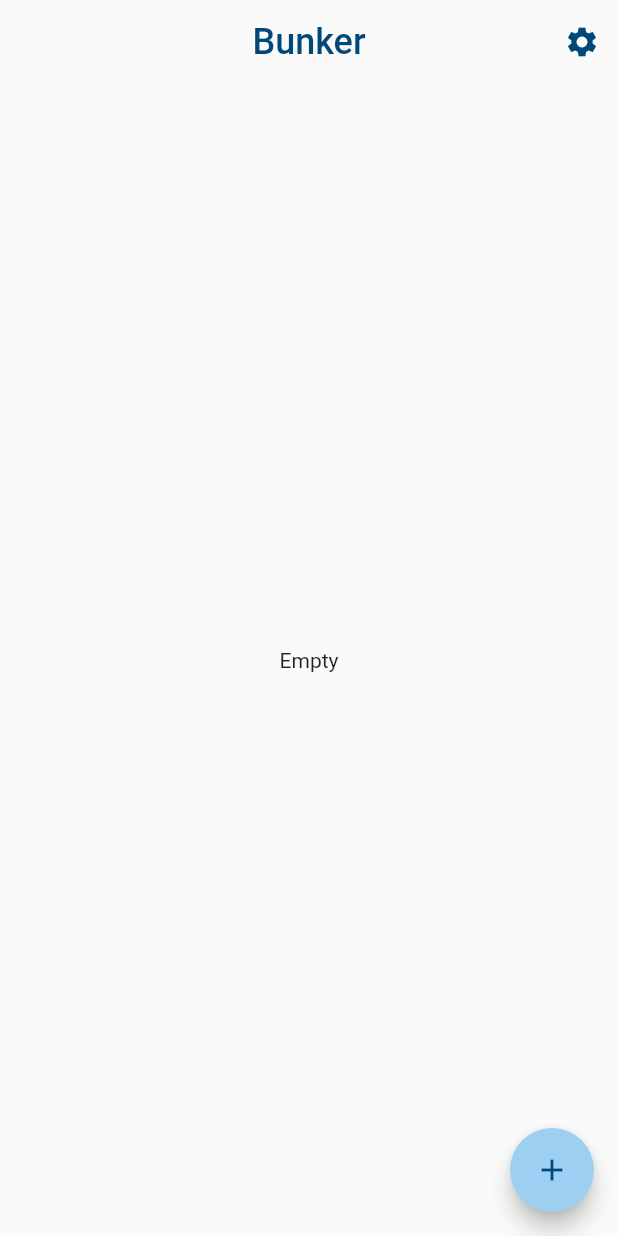
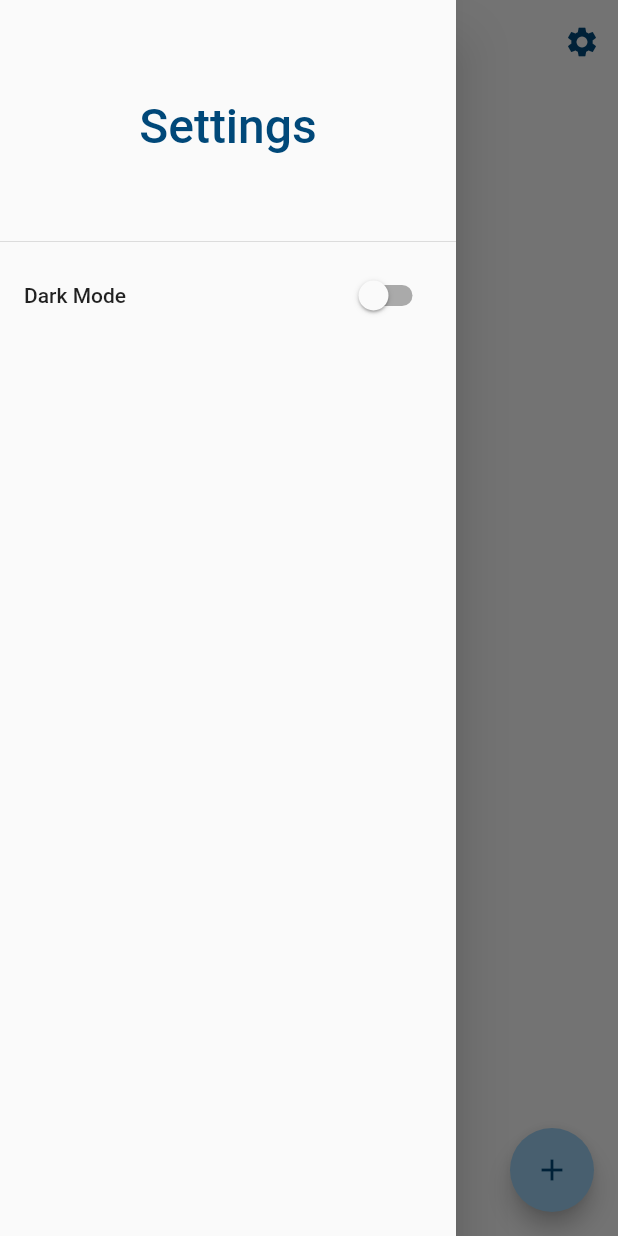
Before and after one commit to vishvaRam/Bunker, a Flutter app: the screen it shows after launch, with the side drawer open (before the commit the screen has no drawer), on a phone screen of 412 x 824 dp. Run offline on Flutter 3.47's test engine with Material 2 defaults, Android fonts, the phone set to English and light mode, and no system bars; our stand-ins replace shared_preferences, sqflite; accounts and stored records are empty.

Commit message:
theme controller

```diff
--- a/lib/Provider/DataBase.dart
+++ b/lib/Provider/DataBase.dart
@@ -71,10 +71,10 @@ class DBHelper {
     }
   }
 
+  // ignore: missing_return
   Future<List<Data>> queryAll() async {
     try{
       Database db = await instance.database;
-
       final List<Map<String,dynamic>> result = await db.query(DBName,orderBy: "id DESC");
       if(result.length != null){
         print("Queried");
--- /dev/null
+++ b/lib/Widgets/Drawer.dart
@@ -0,0 +1,22 @@
+import 'package:flutter/material.dart';
+
+final Color trueText = Color(0xff004879);
+
+Widget drawerView(bool isDark,Function setTheme){
+  return ListView(
+    children: <Widget>[
+      DrawerHeader(
+        child: Center(child: Text("Settings",style: TextStyle(fontSize: 32.0,color: isDark? Colors.white:trueText),)),
+      ),
+      ListTile(
+        title: Text("Dark Mode"),
+        trailing: Switch(
+          value: isDark,
+          onChanged: (value){
+            setTheme(value);
+          },
+        ),
+      )
+    ],
+  );
+}
--- a/lib/main.dart
+++ b/lib/main.dart
@@ -3,6 +3,8 @@ import 'package:flutter/material.dart';
 import 'Provider/DataBase.dart';
 import './Model/Data.dart';
 import './Provider/ListBloc.dart';
+import './Widgets/Drawer.dart';
+import 'package:shared_preferences/shared_preferences.dart';
 
 void main() => runApp(Main());
 
@@ -26,13 +28,20 @@ class _MainState extends State<Main> {
   final Bloc bloc = Bloc();
   final db = DBHelper.instance;
   var textController = TextEditingController();
+  bool isDark= false;
+
+
+  setTheme(value){
+    setState(() {
+      isDark = value;
+    });
+  }
 
   @override
   void initState() {
+    print(isDark);
     super.initState();
   }
-
-
 
   @override
   void dispose() {
@@ -46,9 +55,15 @@ class _MainState extends State<Main> {
     return MaterialApp(
       debugShowCheckedModeBanner: false,
       title: "Bunker",
+      theme: ThemeData(
+          brightness: isDark? Brightness.dark:Brightness.light
+      ),
       home: SafeArea(
         child: Builder(
           builder: (context) => Scaffold(
+            drawer: Drawer(
+              child: drawerView(isDark,setTheme),
+            ),
             floatingActionButton: FloatingActionButton(
               backgroundColor: floatingBTn,
               onPressed: () {
@@ -57,16 +72,19 @@ class _MainState extends State<Main> {
               child: Icon(Icons.add,color: trueText,),
             ),
             appBar: AppBar(
+              automaticallyImplyLeading: false,
               backgroundColor: Colors.transparent,
               elevation: 0.0,
               centerTitle: true,
               title: Text("Bunker",style: TextStyle(fontSize: 24.0,color: trueText),),
               actions: <Widget>[
-                IconButton(
-                  onPressed: (){
-                    bloc.deletAll();
-                  },
-                  icon: Icon(Icons.settings,color: trueText,),
+                Builder(
+                  builder:(context)=> IconButton(
+                    onPressed: (){
+                      Scaffold.of(context).openDrawer();
+                    },
+                    icon: Icon(Icons.settings,color: trueText,),
+                  ),
                 )
               ],
             ),
```
